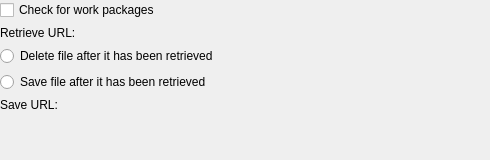
The window that src/kptworkpackageconfigpanel.ui (KDE/calligraplan) describes before a commit, drawn with Qt 5.
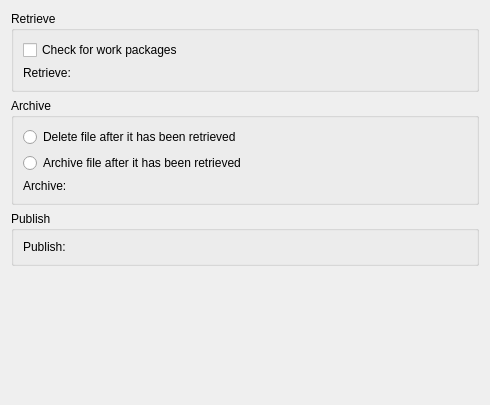
The same window after the commit. Custom widgets are drawn as their Qt base class.

Diff of the .ui file:
```diff
--- a/src/kptworkpackageconfigpanel.ui
+++ b/src/kptworkpackageconfigpanel.ui
@@ -7,55 +7,101 @@
     <x>0</x>
     <y>0</y>
     <width>490</width>
-    <height>160</height>
+    <height>405</height>
    </rect>
   </property>
-  <layout class="QGridLayout" name="gridLayout">
-   <property name="margin">
-    <number>0</number>
-   </property>
-   <item row="0" column="0" colspan="2">
+  <layout class="QVBoxLayout" name="verticalLayout_4">
+   <item>
+    <widget class="QGroupBox" name="groupBox_2">
+     <property name="title">
+      <string>Retrieve</string>
+     </property>
+     <layout class="QVBoxLayout" name="verticalLayout">
+      <item>
     <widget class="QCheckBox" name="kcfg_CheckForWorkPackages">
      <property name="text">
       <string>Check for work packages</string>
      </property>
     </widget>
    </item>
-   <item row="1" column="0">
+      <item>
+       <layout class="QHBoxLayout" name="horizontalLayout">
+        <item>
     <widget class="QLabel" name="label">
      <property name="text">
-      <string>Retrieve URL:</string>
+           <string>Retrieve:</string>
      </property>
     </widget>
    </item>
-   <item row="1" column="1">
+        <item>
     <widget class="KUrlRequester" name="kcfg_RetrieveUrl"/>
    </item>
-   <item row="2" column="0" colspan="2">
+       </layout>
+      </item>
+     </layout>
+    </widget>
+   </item>
+   <item>
+    <widget class="QGroupBox" name="groupBox">
+     <property name="title">
+      <string>Archive</string>
+     </property>
+     <layout class="QVBoxLayout" name="verticalLayout_2">
+      <item>
     <widget class="QRadioButton" name="kcfg_DeleteFile">
      <property name="text">
       <string>Delete file after it has been retrieved</string>
      </property>
     </widget>
    </item>
-   <item row="3" column="0" colspan="2">
+      <item>
     <widget class="QRadioButton" name="kcfg_SaveFile">
      <property name="text">
-      <string>Save file after it has been retrieved</string>
+         <string>Archive file after it has been retrieved</string>
      </property>
     </widget>
    </item>
-   <item row="4" column="0">
+      <item>
+       <layout class="QHBoxLayout" name="horizontalLayout_2">
+        <item>
     <widget class="QLabel" name="label_2">
      <property name="text">
-      <string>Save URL:</string>
+           <string>Archive:</string>
      </property>
     </widget>
    </item>
-   <item row="4" column="1">
+        <item>
     <widget class="KUrlRequester" name="kcfg_SaveUrl"/>
    </item>
-   <item row="5" column="1">
+       </layout>
+      </item>
+     </layout>
+    </widget>
+   </item>
+   <item>
+    <widget class="QGroupBox" name="groupBox_3">
+     <property name="title">
+      <string>Publish</string>
+     </property>
+     <layout class="QVBoxLayout" name="verticalLayout_3">
+      <item>
+       <layout class="QHBoxLayout" name="horizontalLayout_5">
+        <item>
+         <widget class="QLabel" name="label_5">
+          <property name="text">
+           <string>Publish:</string>
+          </property>
+         </widget>
+        </item>
+        <item>
+         <widget class="KUrlRequester" name="kcfg_PublishUrl"/>
+        </item>
+       </layout>
+      </item>
+     </layout>
+    </widget>
+   </item>
+   <item>
     <spacer name="verticalSpacer">
      <property name="orientation">
       <enum>Qt::Vertical</enum>
```
Left out of the diff: 1 changed line with no effect on the pictures. Lines whose indentation alone changed are shown as unchanged.
